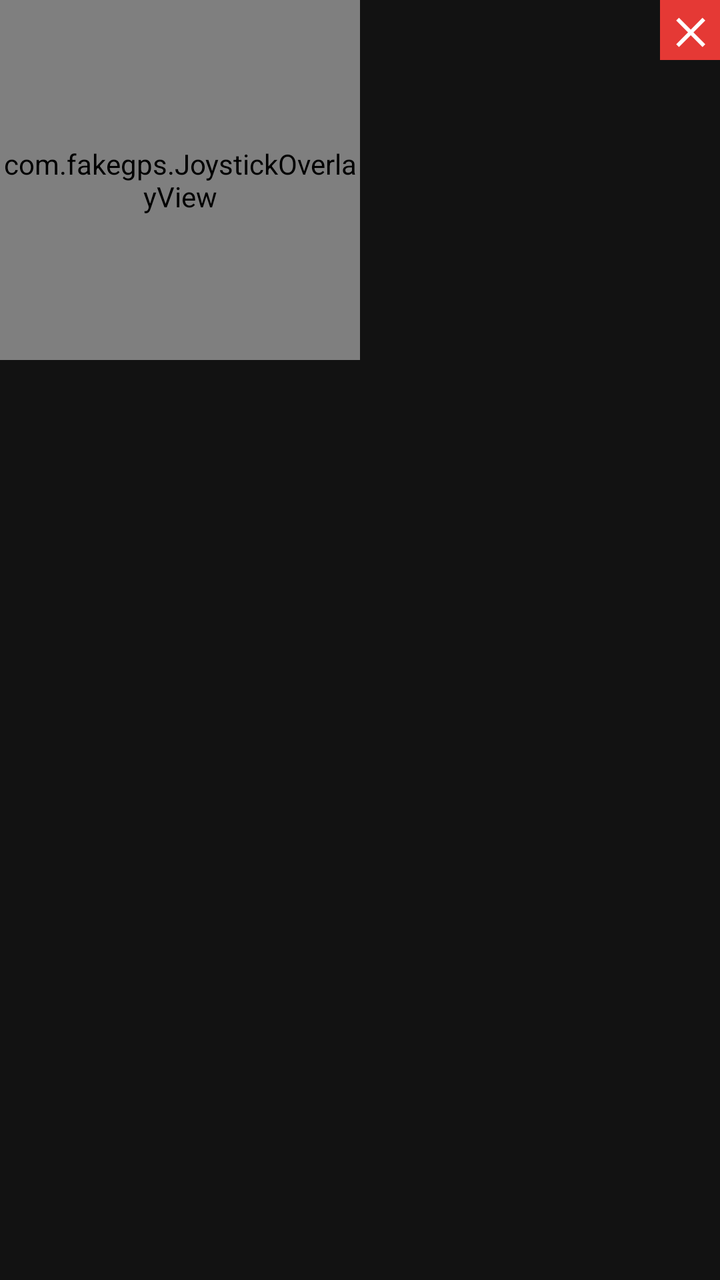
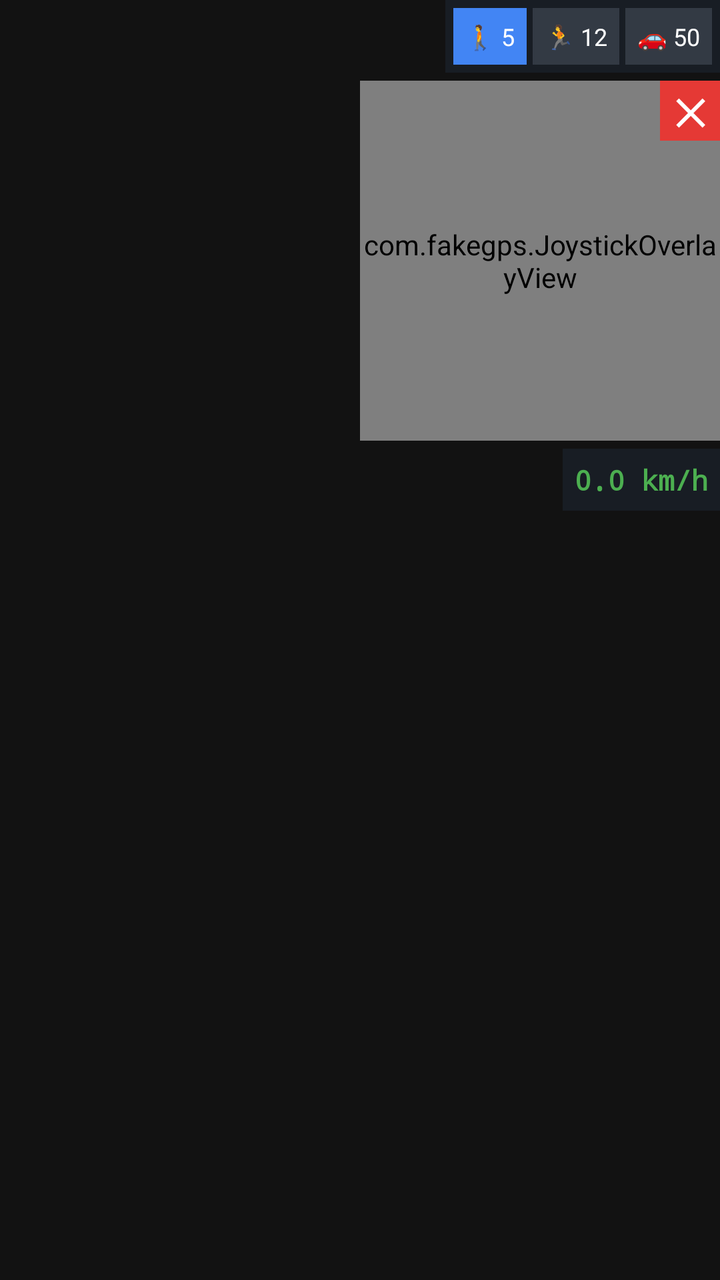

Before-and-after screenshots of an Android layout around one commit, followed by the original layout XML and the change that was made.
<!-- AndroidManifest.xml: application theme Theme.FakeGPS -->
<!-- res/layout/overlay_joystick.xml -->
<?xml version="1.0" encoding="utf-8"?>
<FrameLayout xmlns:android="http://schemas.android.com/apk/res/android"
    android:layout_width="wrap_content"
    android:layout_height="wrap_content">

    <com.fakegps.JoystickOverlayView
        android:id="@+id/joystick"
        android:layout_width="180dp"
        android:layout_height="180dp"/>

    
    <TextView
        android:id="@+id/btn_close"
        android:layout_width="30dp"
        android:layout_height="30dp"
        android:layout_gravity="top|end"
        android:text="✕"
        android:textColor="#ffffff"
        android:textSize="18sp"
        android:textStyle="bold"
        android:background="#e53935"
        android:gravity="center"
        android:clickable="true"
        android:focusable="true"/>

</FrameLayout>
<!-- resources referenced by this layout -->
<resources>
  <style name="Theme.FakeGPS" parent="Theme.MaterialComponents.NoActionBar">
          <item name="android:windowFullscreen">true</item>
          <item name="android:statusBarColor">#000000</item>
          <item name="android:navigationBarColor">#000000</item>
      </style>
</resources>

<!-- the commit's change to res/layout/overlay_joystick.xml (unified diff, before → after) -->
@@ -1,26 +1,96 @@
 <?xml version="1.0" encoding="utf-8"?>
-<FrameLayout xmlns:android="http://schemas.android.com/apk/res/android"
+<LinearLayout xmlns:android="http://schemas.android.com/apk/res/android"
     android:layout_width="wrap_content"
-    android:layout_height="wrap_content">
+    android:layout_height="wrap_content"
+    android:orientation="vertical"
+    android:gravity="end">
 
-    <com.fakegps.JoystickOverlayView
-        android:id="@+id/joystick"
-        android:layout_width="180dp"
-        android:layout_height="180dp"/>
+    
+    <LinearLayout
+        android:layout_width="wrap_content"
+        android:layout_height="wrap_content"
+        android:orientation="horizontal"
+        android:background="#CC1a2029"
+        android:padding="4dp"
+        android:layout_marginBottom="4dp">
+
+        <TextView
+            android:id="@+id/preset_walk"
+            android:layout_width="wrap_content"
+            android:layout_height="wrap_content"
+            android:text="🚶 5"
+            android:textColor="#ffffff"
+            android:textSize="12sp"
+            android:padding="6dp"
+            android:background="#4285f4"
+            android:clickable="true"
+            android:focusable="true"
+            android:layout_marginEnd="3dp"/>
+
+        <TextView
+            android:id="@+id/preset_run"
+            android:layout_width="wrap_content"
+            android:layout_height="wrap_content"
+            android:text="🏃 12"
+            android:textColor="#ffffff"
+            android:textSize="12sp"
+            android:padding="6dp"
+            android:background="#333a44"
+            android:clickable="true"
+            android:focusable="true"
+            android:layout_marginEnd="3dp"/>
+
+        <TextView
+            android:id="@+id/preset_car"
+            android:layout_width="wrap_content"
+            android:layout_height="wrap_content"
+            android:text="🚗 50"
+            android:textColor="#ffffff"
+            android:textSize="12sp"
+            android:padding="6dp"
+            android:background="#333a44"
+            android:clickable="true"
+            android:focusable="true"/>
+    </LinearLayout>
+
+    
+    <FrameLayout
+        android:layout_width="wrap_content"
+        android:layout_height="wrap_content">
+
+        <com.fakegps.JoystickOverlayView
+            android:id="@+id/joystick"
+            android:layout_width="180dp"
+            android:layout_height="180dp"/>
+
+        <TextView
+            android:id="@+id/btn_close"
+            android:layout_width="30dp"
+            android:layout_height="30dp"
+            android:layout_gravity="top|end"
+            android:text="✕"
+            android:textColor="#ffffff"
+            android:textSize="18sp"
+            android:textStyle="bold"
+            android:background="#e53935"
+            android:gravity="center"
+            android:clickable="true"
+            android:focusable="true"/>
+    </FrameLayout>
 
     
     <TextView
-        android:id="@+id/btn_close"
-        android:layout_width="30dp"
-        android:layout_height="30dp"
-        android:layout_gravity="top|end"
-        android:text="✕"
-        android:textColor="#ffffff"
-        android:textSize="18sp"
+        android:id="@+id/speed_label"
+        android:layout_width="wrap_content"
+        android:layout_height="wrap_content"
+        android:text="0.0 km/h"
+        android:textColor="#4caf50"
+        android:textSize="14sp"
         android:textStyle="bold"
-        android:background="#e53935"
-        android:gravity="center"
-        android:clickable="true"
-        android:focusable="true"/>
+        android:background="#CC1a2029"
+        android:padding="6dp"
+        android:layout_marginTop="4dp"
+        android:layout_gravity="end"
+        android:fontFamily="monospace"/>
 
-</FrameLayout>
+</LinearLayout>
